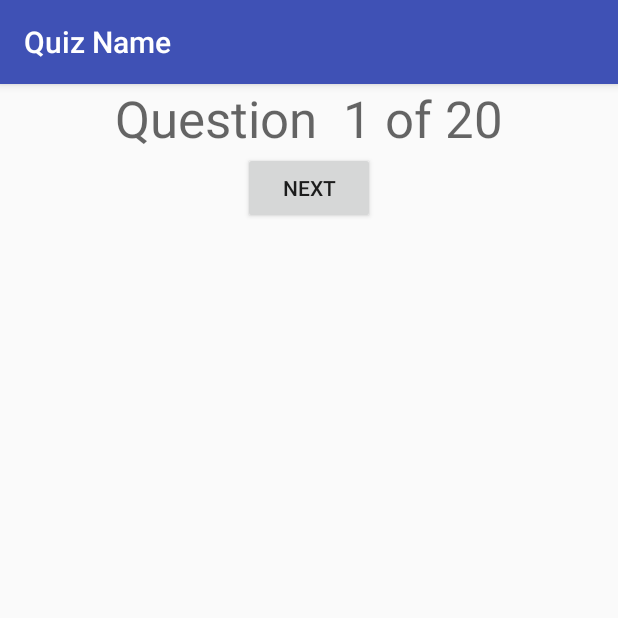
After one commit to Darrennchan8/quizard, an Android app: the QuestionView screen opened directly, with no data from a screen before it, on a phone screen of 412 x 824 dp, the top half of it. The commit adds this screen. Run offline under Robolectric (Android 15) with nearby library versions, the phone set to English and light mode, and no system bars.

Commit message:
Amy's changes  -- take quiz activity  -- question view

```diff
--- a/app/build.gradle
+++ b/app/build.gradle
@@ -23,6 +23,7 @@ dependencies {
     implementation 'com.android.support:appcompat-v7:26.1.0'
     implementation 'com.android.support.constraint:constraint-layout:1.0.2'
     implementation 'com.google.firebase:firebase-database:12.0.1'
+    implementation 'com.android.support:design:26.1.0'
     testImplementation 'junit:junit:4.12'
     androidTestImplementation 'com.android.support.test:runner:1.0.1'
     androidTestImplementation 'com.android.support.test.espresso:espresso-core:3.0.1'
--- a/app/src/main/AndroidManifest.xml
+++ b/app/src/main/AndroidManifest.xml
@@ -19,7 +19,11 @@
             </intent-filter>
         </activity>
         <activity android:name=".TakeQuizActivity" />
-        <activity android:name=".CreateQuizActivity"></activity>
+        <activity android:name=".CreateQuizActivity" />
+        <activity
+            android:name=".QuestionView"
+            android:label="@string/title_activity_question_view"
+            android:theme="@style/AppTheme.NoActionBar"></activity>
     </application>
 
 </manifest>
--- /dev/null
+++ b/app/src/main/java/com/example/darren/quizard/QuestionView.java
@@ -0,0 +1,21 @@
+package com.example.darren.quizard;
+
+import android.os.Bundle;
+import android.support.design.widget.FloatingActionButton;
+import android.support.design.widget.Snackbar;
+import android.support.v7.app.AppCompatActivity;
+import android.support.v7.widget.Toolbar;
+import android.view.View;
+
+public class QuestionView extends AppCompatActivity {
+
+    @Override
+    protected void onCreate(Bundle savedInstanceState) {
+        super.onCreate(savedInstanceState);
+        setContentView(R.layout.activity_question_view);
+        Toolbar toolbar = (Toolbar) findViewById(R.id.toolbar);
+        setSupportActionBar(toolbar);
+
+    }
+
+}
--- /dev/null
+++ b/app/src/main/res/layout/activity_question_view.xml
@@ -0,0 +1,77 @@
+<?xml version="1.0" encoding="utf-8"?>
+<LinearLayout xmlns:android="http://schemas.android.com/apk/res/android"
+    xmlns:app="http://schemas.android.com/apk/res-auto"
+    xmlns:tools="http://schemas.android.com/tools"
+    android:layout_width="match_parent"
+    android:layout_height="match_parent"
+    android:orientation="vertical"
+    tools:context="com.example.darren.quizard.QuestionView">
+
+    <android.support.design.widget.AppBarLayout
+        android:layout_width="match_parent"
+        android:layout_height="wrap_content"
+        android:theme="@style/AppTheme.AppBarOverlay">
+
+        <android.support.v7.widget.Toolbar
+            android:id="@+id/toolbar"
+            android:layout_width="match_parent"
+            android:layout_height="?attr/actionBarSize"
+            android:background="?attr/colorPrimary"
+            app:popupTheme="@style/AppTheme.PopupOverlay" />
+
+    </android.support.design.widget.AppBarLayout>
+
+    <LinearLayout
+        android:layout_width="match_parent"
+        android:layout_height="wrap_content"
+        android:gravity="center_horizontal">
+
+
+        <TextView
+            android:layout_width="wrap_content"
+            android:layout_height="wrap_content"
+            android:gravity="center_vertical|center_horizontal|center"
+            android:text="Question  "
+            android:textAppearance="@style/TextAppearance.AppCompat.Display1" />
+
+        <TextView
+            android:layout_width="wrap_content"
+            android:layout_height="wrap_content"
+            android:layout_weight="0"
+            android:text="@string/question_number"
+            android:textAppearance="@style/TextAppearance.AppCompat.Display1" />
+
+        <TextView
+            android:layout_width="wrap_content"
+            android:layout_height="wrap_content"
+            android:layout_weight="0"
+            android:text=" of "
+            android:textAppearance="@style/TextAppearance.AppCompat.Display1" />
+
+        <TextView
+            android:layout_width="wrap_content"
+            android:layout_height="wrap_content"
+            android:layout_weight="0"
+            android:text="@string/question_total"
+            android:textAppearance="@style/TextAppearance.AppCompat.Display1" />
+
+
+    </LinearLayout>
+
+    <LinearLayout
+        android:layout_width="match_parent"
+        android:layout_height="wrap_content"></LinearLayout>
+
+
+    <LinearLayout
+        android:layout_width="match_parent"
+        android:layout_height="wrap_content"></LinearLayout>
+
+    <Button
+        android:id="@+id/buttonNextQuestion"
+        android:layout_width="wrap_content"
+        android:layout_height="wrap_content"
+        android:layout_gravity="center_horizontal"
+        android:gravity="center_vertical|center_horizontal"
+        android:text="Next" />
+</LinearLayout>
--- /dev/null
+++ b/app/src/main/res/values/dimens.xml
@@ -0,0 +1,3 @@
+<resources>
+    <dimen name="fab_margin">16dp</dimen>
+</resources>
--- a/app/src/main/res/values/styles.xml
+++ b/app/src/main/res/values/styles.xml
@@ -8,4 +8,13 @@
         <item name="colorAccent">@color/colorAccent</item>
     </style>
 
+    <style name="AppTheme.NoActionBar">
+        <item name="windowActionBar">false</item>
+        <item name="windowNoTitle">true</item>
+    </style>
+
+    <style name="AppTheme.AppBarOverlay" parent="ThemeOverlay.AppCompat.Dark.ActionBar" />
+
+    <style name="AppTheme.PopupOverlay" parent="ThemeOverlay.AppCompat.Light" />
+
 </resources>
```
Also changed, not shown: app/src/main/java/com/example/darren/quizard/TakeQuizActivity.java (+9 -0 lines), app/src/main/res/layout/activity_take_quiz.xml (+25 -2 lines), app/src/main/res/layout/content_question_view.xml (added, +11 -0 lines), app/src/main/res/values/strings.xml (+11 -0 lines).
